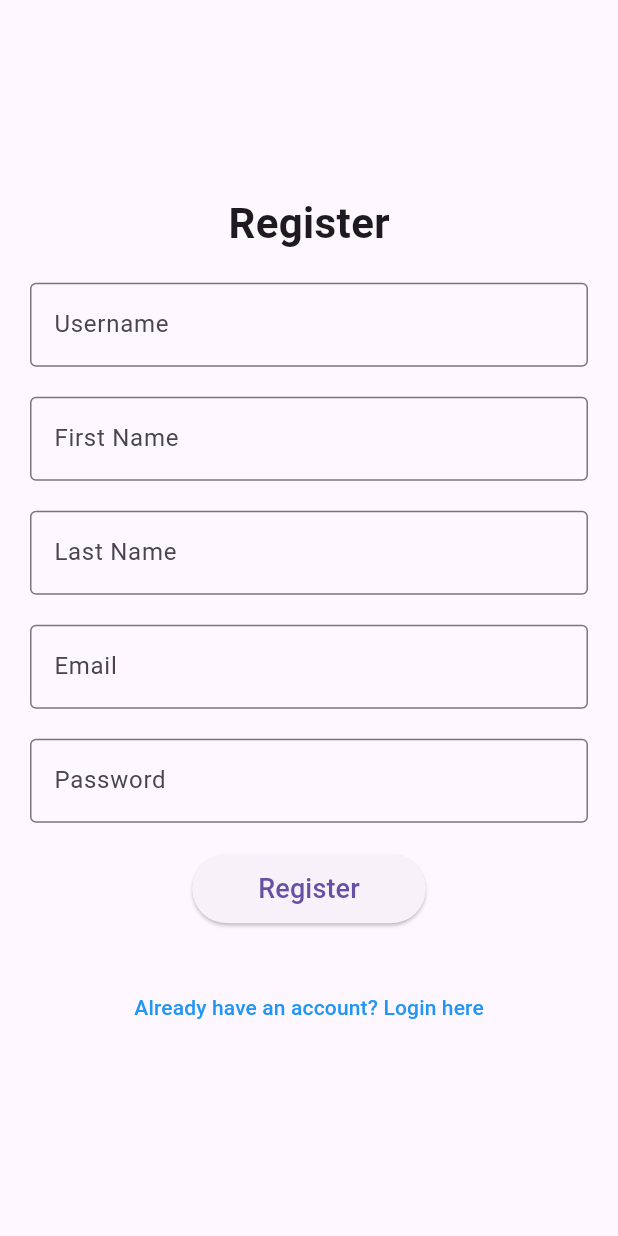
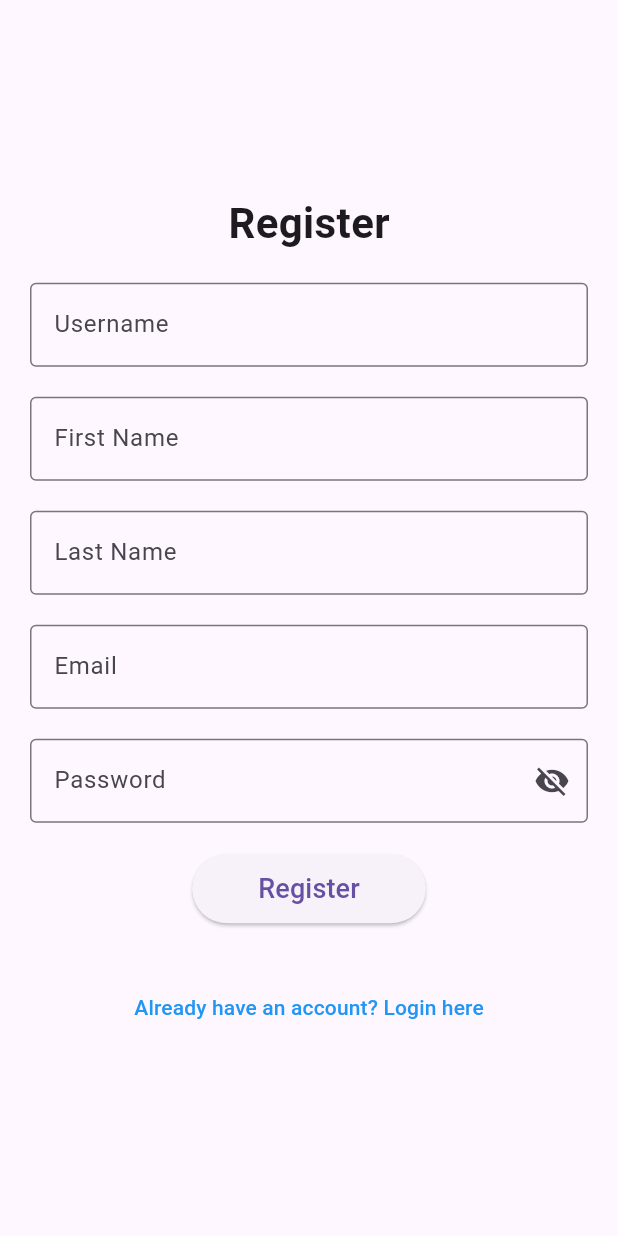
Before and after one commit to JosephDoUrden/RFID-Based-Access-Control-System, a Flutter app: the screen it shows after launch, after a tap on "Don't you have an account? Register here", on a phone screen of 412 x 824 dp. Run offline on Flutter 3.47's test engine with Material 3 defaults, Android fonts, the phone set to English and light mode, and no system bars; network calls fail.

Commit message:
Toggle password visibility in login and register views

```diff
--- a/frontend/lib/views/login_view.dart
+++ b/frontend/lib/views/login_view.dart
@@ -14,6 +14,7 @@ class _LoginViewState extends State<LoginView> {
   final TextEditingController _usernameController = TextEditingController();
   final TextEditingController _passwordController = TextEditingController();
   String _errorMessage = '';
+  bool _isObscure = true; // Initially, the password is obscured
 
   @override
   Widget build(BuildContext context) {
@@ -42,12 +43,20 @@ class _LoginViewState extends State<LoginView> {
             const SizedBox(height: 20.0),
             TextField(
               controller: _passwordController,
-              decoration: const InputDecoration(
+              decoration: InputDecoration(
                 hintText: 'Password',
-                border: OutlineInputBorder(),
-                prefixIcon: Icon(Icons.lock),
+                border: const OutlineInputBorder(),
+                prefixIcon: const Icon(Icons.lock),
+                suffixIcon: IconButton(
+                  icon: _isObscure ? const Icon(Icons.visibility_off) : const Icon(Icons.visibility),
+                  onPressed: () {
+                    setState(() {
+                      _isObscure = !_isObscure; // Toggle the password visibility
+                    });
+                  },
+                ),
               ),
-              obscureText: true,
+              obscureText: _isObscure, // Toggle the obscure text based on state
             ),
             const SizedBox(height: 20.0),
             ElevatedButton(
--- a/frontend/lib/views/register_view.dart
+++ b/frontend/lib/views/register_view.dart
@@ -17,6 +17,7 @@ class _RegisterViewState extends State<RegisterView> {
   final TextEditingController _emailController = TextEditingController();
   final TextEditingController _passwordController = TextEditingController();
   String _errorMessage = '';
+  bool _isPasswordObscured = true;
 
   @override
   Widget build(BuildContext context) {
@@ -68,21 +69,29 @@ class _RegisterViewState extends State<RegisterView> {
             const SizedBox(height: 20.0),
             TextField(
               controller: _passwordController,
-              obscureText: true,
-              decoration: const InputDecoration(
+              obscureText: _isPasswordObscured,
+              decoration: InputDecoration(
                 hintText: 'Password',
-                border: OutlineInputBorder(),
+                border: const OutlineInputBorder(),
+                suffixIcon: IconButton(
+                  onPressed: () {
+                    setState(() {
+                      _isPasswordObscured = !_isPasswordObscured;
+                    });
+                  },
+                  icon: Icon(
+                    _isPasswordObscured ? Icons.visibility_off : Icons.visibility,
+                  ),
+                ),
               ),
             ),
             const SizedBox(height: 20.0),
             ElevatedButton(
               onPressed: () async {
-                // Reset error message
                 setState(() {
                   _errorMessage = '';
                 });
 
-                // Check if any input field is empty
                 if (_usernameController.text.isEmpty ||
                     _firstnameController.text.isEmpty ||
                     _lastnameController.text.isEmpty ||
@@ -91,7 +100,7 @@ class _RegisterViewState extends State<RegisterView> {
                   setState(() {
                     _errorMessage = 'All fields are required.';
                   });
-                  return; // Stop registration process if any field is empty
+                  return;
                 }
 
                 bool registered = await AuthController.register(
@@ -102,13 +111,11 @@ class _RegisterViewState extends State<RegisterView> {
                   _passwordController.text,
                 );
                 if (registered) {
-                  // Navigate to login page upon successful registration
                   Navigator.pushReplacement(
                     context,
                     MaterialPageRoute(builder: (context) => const DashboardView()),
                   );
                 } else {
-                  // Show error message
                   setState(() {
                     _errorMessage = 'Registration failed. Please try again.';
                   });
@@ -134,7 +141,6 @@ class _RegisterViewState extends State<RegisterView> {
             const SizedBox(height: 10.0),
             TextButton(
               onPressed: () {
-                // Navigate back to the login page
                 Navigator.pushReplacement(
                   context,
                   MaterialPageRoute(builder: (context) => const LoginView()),
```
